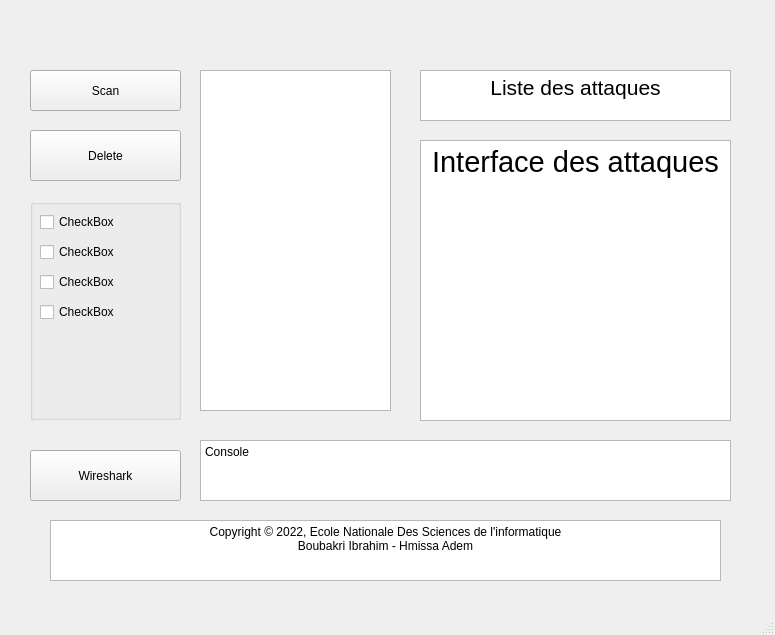
First picture: the form in form.ui, repository eobeob10/ENSI-Cyber-Range-App, before the edit.
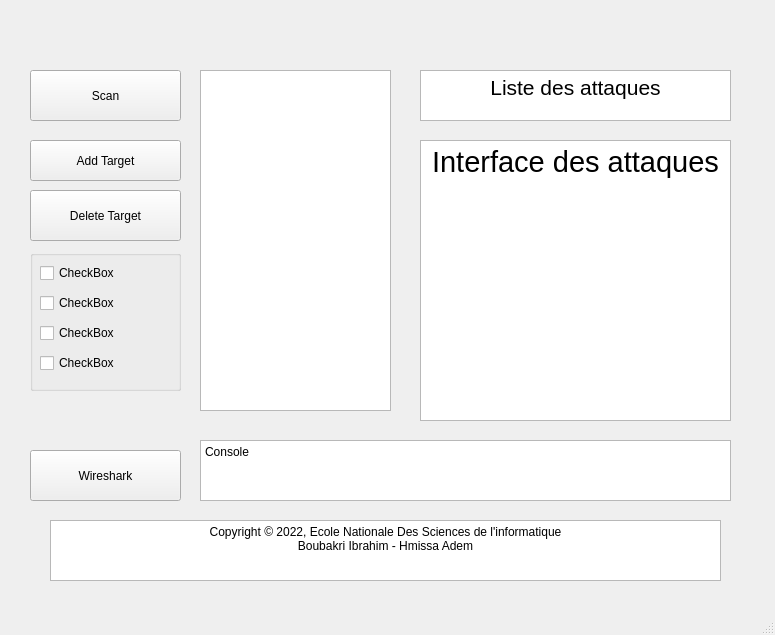
Second picture: the form after the edit.

Patch:
```diff
--- a/form.ui
+++ b/form.ui
@@ -20,33 +20,20 @@
       <x>30</x>
       <y>70</y>
       <width>151</width>
-      <height>41</height>
+      <height>51</height>
      </rect>
     </property>
     <property name="text">
      <string>Scan</string>
     </property>
    </widget>
-   <widget class="QPushButton" name="pushButton_2">
-    <property name="geometry">
-     <rect>
-      <x>30</x>
-      <y>130</y>
-      <width>151</width>
-      <height>51</height>
-     </rect>
-    </property>
-    <property name="text">
-     <string>Delete</string>
-    </property>
-   </widget>
    <widget class="QGroupBox" name="groupBox">
     <property name="geometry">
      <rect>
       <x>30</x>
-      <y>199</y>
+      <y>250</y>
       <width>151</width>
-      <height>221</height>
+      <height>141</height>
      </rect>
     </property>
     <property name="title">
@@ -200,6 +187,32 @@
      </rect>
     </property>
    </widget>
+   <widget class="QPushButton" name="deleteTarget">
+    <property name="geometry">
+     <rect>
+      <x>30</x>
+      <y>190</y>
+      <width>151</width>
+      <height>51</height>
+     </rect>
+    </property>
+    <property name="text">
+     <string>Delete Target</string>
+    </property>
+   </widget>
+   <widget class="QPushButton" name="addTarget">
+    <property name="geometry">
+     <rect>
+      <x>30</x>
+      <y>140</y>
+      <width>151</width>
+      <height>41</height>
+     </rect>
+    </property>
+    <property name="text">
+     <string>Add Target</string>
+    </property>
+   </widget>
   </widget>
   <widget class="QMenuBar" name="menubar">
    <property name="geometry">
```
Left out of the diff: 2 changed lines with no effect on the pictures.
